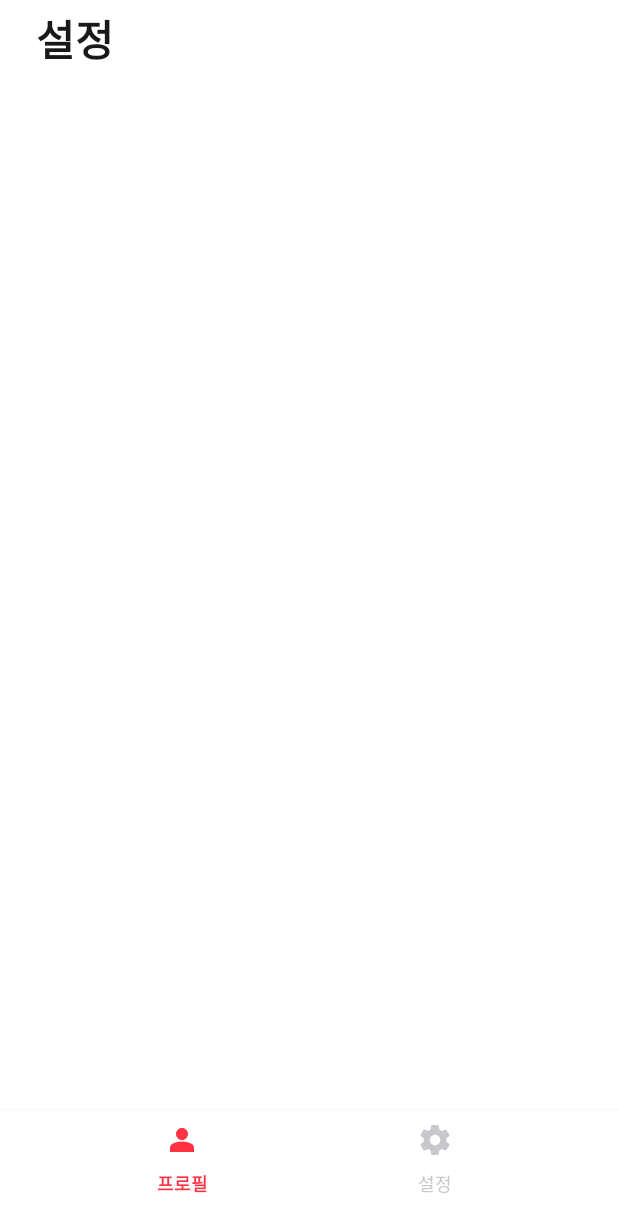
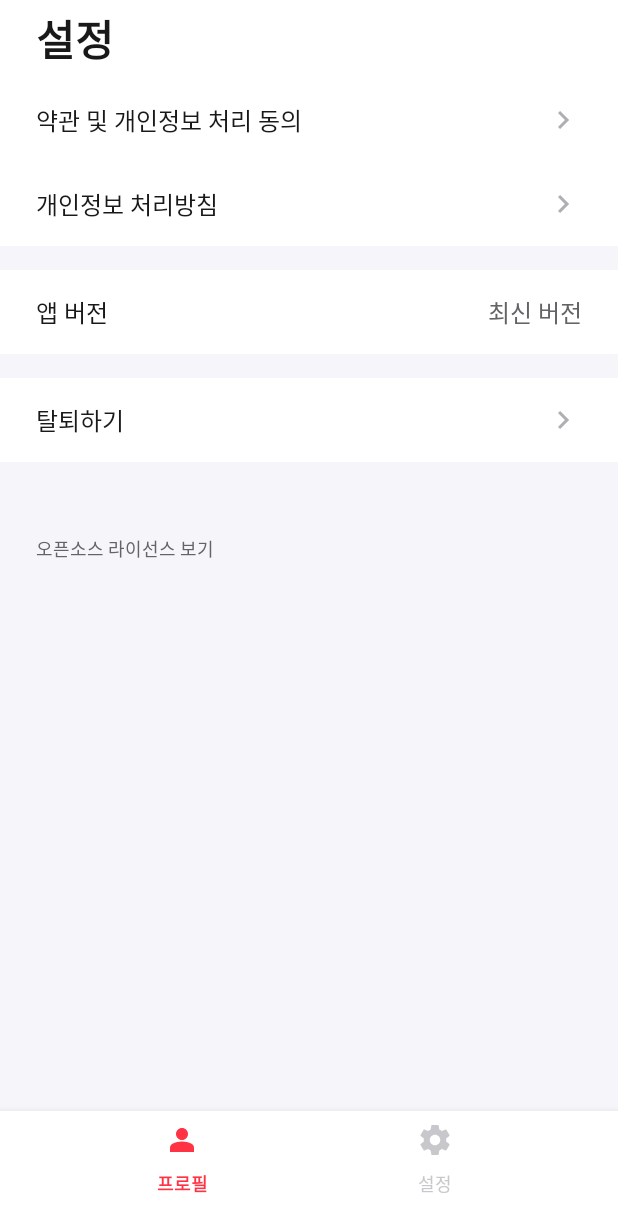
Before and after one commit to Prography-RoomE/roome_aos, an Android app: the fragment MainSettingFragment placed in its activity, on a phone screen of 412 x 824 dp. Shown: the top 1232 px of the screen. Run offline under Robolectric (Android 15) with nearby library versions, the phone set to English and light mode, and no system bars; our stand-ins replace Dagger/Hilt's generated code, data binding; libraries missing offline, so code that uses them is left out: com.kakao.sdk, com.orhanobut.logger; 3 statements that could not run were skipped.

Commit message:
(feat) 설정 화면 프레임

```diff
--- a/RoomE/presentation/src/main/res/layout/fragment_main_setting.xml
+++ b/RoomE/presentation/src/main/res/layout/fragment_main_setting.xml
@@ -1,5 +1,6 @@
 <?xml version="1.0" encoding="utf-8"?>
-<layout xmlns:android="http://schemas.android.com/apk/res/android"
+<layout xmlns:tools="http://schemas.android.com/tools"
+    xmlns:android="http://schemas.android.com/apk/res/android"
     xmlns:app="http://schemas.android.com/apk/res-auto">
 
     <data>
@@ -9,13 +10,15 @@
     <androidx.constraintlayout.widget.ConstraintLayout
         android:layout_width="match_parent"
         android:layout_height="match_parent"
-        android:background="@color/surface">
+        android:background="@color/surface_container_low">
 
         <androidx.appcompat.widget.Toolbar
+            android:id="@+id/tb_main_setting"
             android:layout_width="match_parent"
             android:layout_height="52dp"
             app:contentInsetStart="24dp"
-            app:layout_constraintTop_toTopOf="parent">
+            app:layout_constraintTop_toTopOf="parent"
+            android:background="@color/surface">
 
             <TextView
                 android:layout_width="wrap_content"
@@ -26,5 +29,153 @@
                 android:textColor="@color/on_surface"/>
         </androidx.appcompat.widget.Toolbar>
 
+        <TextView
+            android:id="@+id/tv_tos"
+            android:layout_width="match_parent"
+            android:layout_height="56dp"
+            app:layout_constraintTop_toBottomOf="@id/tb_main_setting"
+            android:background="@color/surface"
+
+            android:text="약관 및 개인정보 처리 동의"
+            style="@style/body1_regular"
+            android:textColor="@color/on_surface"
+            android:gravity="center_vertical"
+            android:paddingHorizontal="24dp"/>
+
+        <ImageButton
+            android:id="@+id/ib_tos"
+            android:layout_width="48dp"
+            android:layout_height="48dp"
+            app:layout_constraintTop_toTopOf="@id/tv_tos"
+            app:layout_constraintBottom_toBottomOf="@id/tv_tos"
+            app:layout_constraintEnd_toEndOf="parent"
+            android:layout_marginEnd="12dp"
+
+            android:src="@drawable/ic_arrow_next"
+            android:background="@color/transparent"
+            tools:ignore="ContentDescription" />
+
+        <TextView
+            android:id="@+id/tv_privacy"
+            android:layout_width="match_parent"
+            android:layout_height="56dp"
+            app:layout_constraintTop_toBottomOf="@id/tv_tos"
+            android:background="@color/surface"
+
+            android:text="개인정보 처리방침"
+            style="@style/body1_regular"
+            android:textColor="@color/on_surface"
+            android:gravity="center_vertical"
+            android:paddingHorizontal="24dp"/>
+
+        <ImageButton
+            android:id="@+id/ib_privacy"
+            android:layout_width="48dp"
+            android:layout_height="48dp"
+            app:layout_constraintTop_toTopOf="@id/tv_privacy"
+            app:layout_constraintBottom_toBottomOf="@id/tv_privacy"
+            app:layout_constraintEnd_toEndOf="parent"
+            android:layout_marginEnd="12dp"
+
+            android:src="@drawable/ic_arrow_next"
+            android:background="@color/transparent"
+            tools:ignore="ContentDescription" />
+
+        <TextView
+            android:id="@+id/tv_version"
+            android:layout_width="match_parent"
+            android:layout_height="56dp"
+            app:layout_constraintTop_toBottomOf="@id/tv_privacy"
+            android:layout_marginTop="16dp"
+            android:background="@color/surface"
+
+            android:text="앱 버전"
+            style="@style/body1_regular"
+            android:textColor="@color/on_surface"
+            android:gravity="center_vertical"
+            android:paddingHorizontal="24dp"/>
+
+        <TextView
+            android:id="@+id/tv_update"
+            android:layout_width="wrap_content"
+            android:layout_height="wrap_content"
+            app:layout_constraintTop_toTopOf="@id/tv_version"
+            app:layout_constraintBottom_toBottomOf="@id/tv_version"
+            app:layout_constraintEnd_toStartOf="@id/ib_update"
+            android:layout_marginEnd="-8dp"
+            app:layout_goneMarginEnd="24dp"
+
+            style="@style/body1_regular"
+            android:textColor="@color/on_surface_variant"
+            android:text="최신 버전"/>
+
+        <ImageButton
+            android:id="@+id/ib_update"
+            android:layout_width="48dp"
+            android:layout_height="48dp"
+            app:layout_constraintTop_toTopOf="@id/tv_version"
+            app:layout_constraintBottom_toBottomOf="@id/tv_version"
+            app:layout_constraintEnd_toEndOf="parent"
+            android:layout_marginEnd="12dp"
+            android:visibility="gone"
+
+            android:src="@drawable/ic_arrow_next"
+            android:background="@color/transparent"
+            tools:ignore="ContentDescription" />
+
+        <TextView
+            android:id="@+id/tv_unlink"
+            android:layout_width="match_parent"
+            android:layout_height="56dp"
+            app:layout_constraintTop_toBottomOf="@id/tv_version"
+            android:layout_marginTop="16dp"
+            android:background="@color/surface"
+
+            android:text="탈퇴하기"
+            style="@style/body1_regular"
+            android:textColor="@color/on_surface"
+            android:gravity="center_vertical"
+            android:paddingHorizontal="24dp"/>
+
+        <ImageButton
+            android:id="@+id/ib_unlink"
+            android:layout_width="48dp"
+            android:layout_height="48dp"
+            app:layout_constraintTop_toTopOf="@id/tv_unlink"
+            app:layout_constraintBottom_toBottomOf="@id/tv_unlink"
+            app:layout_constraintEnd_toEndOf="parent"
+            android:layout_marginEnd="12dp"
+
+            android:src="@drawable/ic_arrow_next"
+            android:background="@color/transparent"
+            tools:ignore="ContentDescription" />
+
+        <TextView
+            android:id="@+id/tv_current_version"
+            android:layout_width="match_parent"
+            android:layout_height="wrap_content"
+            app:layout_constraintTop_toBottomOf="@id/tv_unlink"
+            android:layout_marginTop="16dp"
+
+            tools:text="앱 버전 1.0.1 (3)"
+            style="@style/body3_regular"
+            android:textColor="@color/on_surface_variant"
+            android:gravity="center_vertical"
+            android:paddingHorizontal="24dp"/>
+
+        <TextView
+            android:id="@+id/tv_opensource"
+            android:layout_width="match_parent"
+            android:layout_height="wrap_content"
+            app:layout_constraintTop_toBottomOf="@id/tv_current_version"
+            android:layout_marginTop="16dp"
+
+            android:text="오픈소스 라이선스 보기"
+            style="@style/body3_regular"
+            android:textColor="@color/on_surface_variant"
+            android:gravity="center_vertical"
+            android:paddingHorizontal="24dp"/>
+
+
     </androidx.constraintlayout.widget.ConstraintLayout>
 </layout>
```
